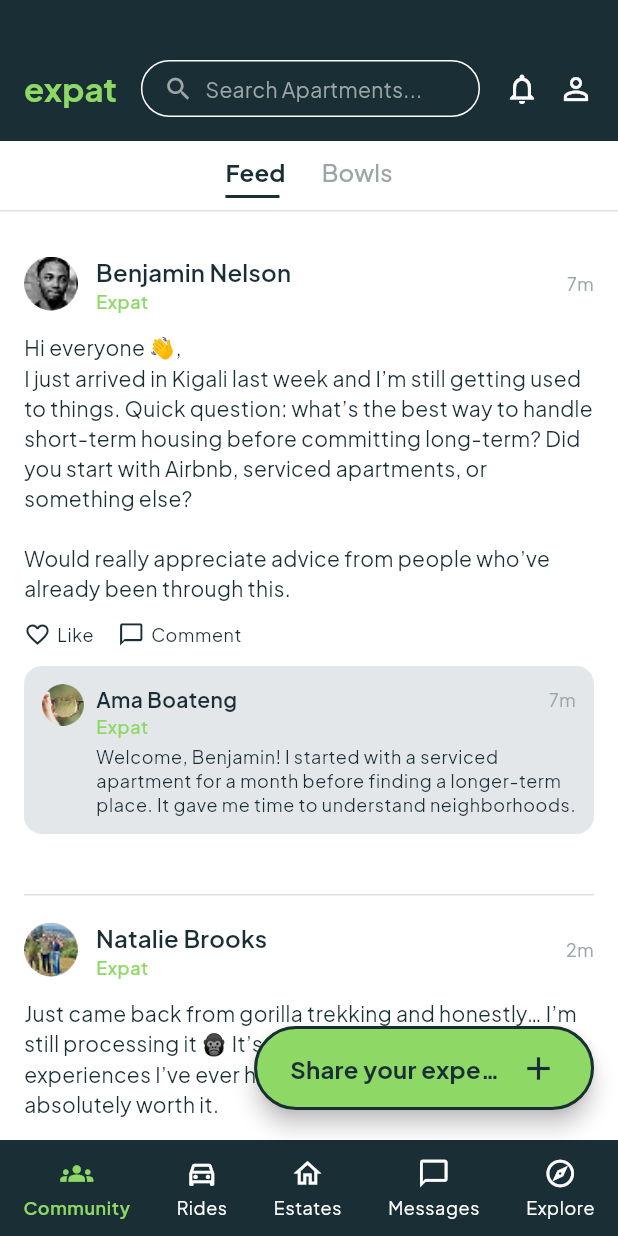
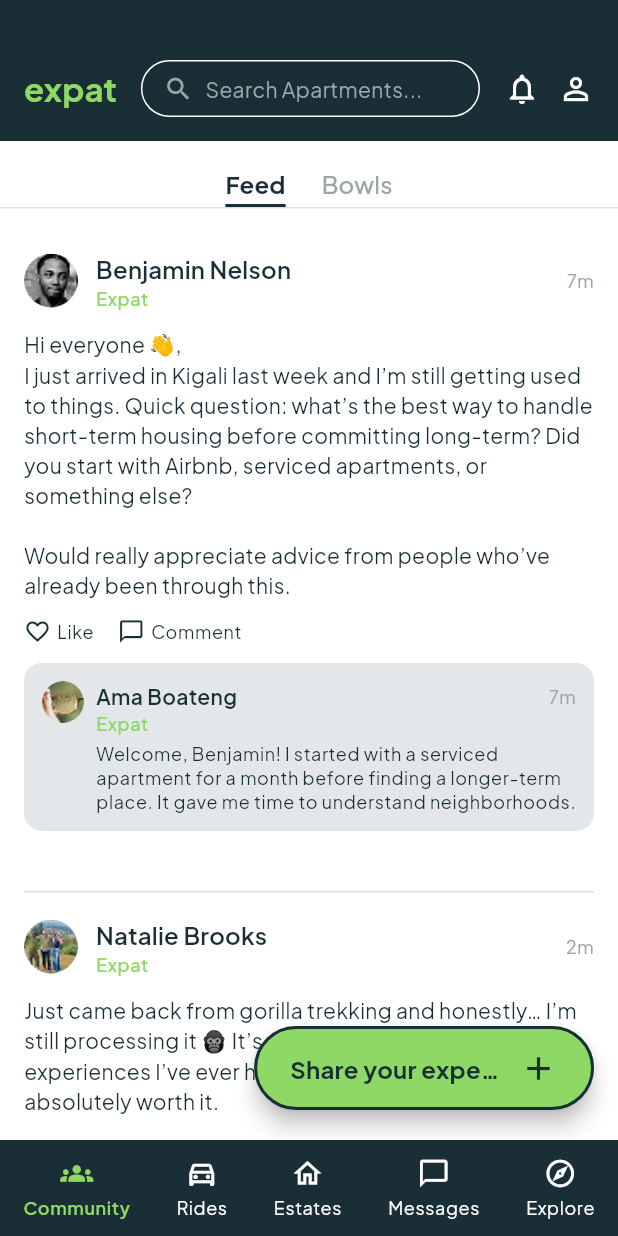
Before and after one commit to mnelson-1/expat_homes, a Flutter app: the ExpatHomeScreen screen opened directly, on a phone screen of 412 x 824 dp. Run offline on Flutter 3.47's test engine with Material 3 defaults, Android fonts, the phone set to English and light mode, and no system bars; our stand-ins replace google_fonts.

Commit message:
Fixed the top lables

```diff
--- a/expat_app/lib/screens/expat_home_screen.dart
+++ b/expat_app/lib/screens/expat_home_screen.dart
@@ -104,7 +104,8 @@ class _ExpatHomeScreenState extends State<ExpatHomeScreen> {
   Widget _buildTabBar(TextTheme textTheme) {
     return Container(
       color: Colors.white,
-      padding: const EdgeInsets.symmetric(horizontal: 16, vertical: 8),
+      // Slight top padding; underline still sits on the divider below.
+      padding: const EdgeInsets.fromLTRB(16, 16, 16, 0),
       child: Row(
         mainAxisAlignment: MainAxisAlignment.center,
         children: [
@@ -124,6 +125,7 @@ class _ExpatHomeScreenState extends State<ExpatHomeScreen> {
     final bool selected = _selectedTabIndex == index;
     return GestureDetector(
       onTap: () => setState(() => _selectedTabIndex = index),
+      child: IntrinsicWidth(
         child: Column(
           mainAxisSize: MainAxisSize.min,
           crossAxisAlignment: CrossAxisAlignment.start,
@@ -132,17 +134,20 @@ class _ExpatHomeScreenState extends State<ExpatHomeScreen> {
               label,
               style: textTheme.titleMedium?.copyWith(
                 color:
-                  selected ? _ExpatHomeColors.bodyText : _ExpatHomeColors.hint,
+                    selected
+                        ? _ExpatHomeColors.bodyText
+                        : _ExpatHomeColors.hint,
                 fontWeight: selected ? FontWeight.bold : FontWeight.w500,
               ),
             ),
-          const SizedBox(height: 4),
+            const SizedBox(height: 2),
             Container(
               height: 2,
-            width: 36,
+              width: double.infinity,
               color: selected ? _ExpatHomeColors.bodyText : Colors.transparent,
             ),
           ],
+        ),
       ),
     );
   }
```
Lines whose indentation alone changed are shown as unchanged.
